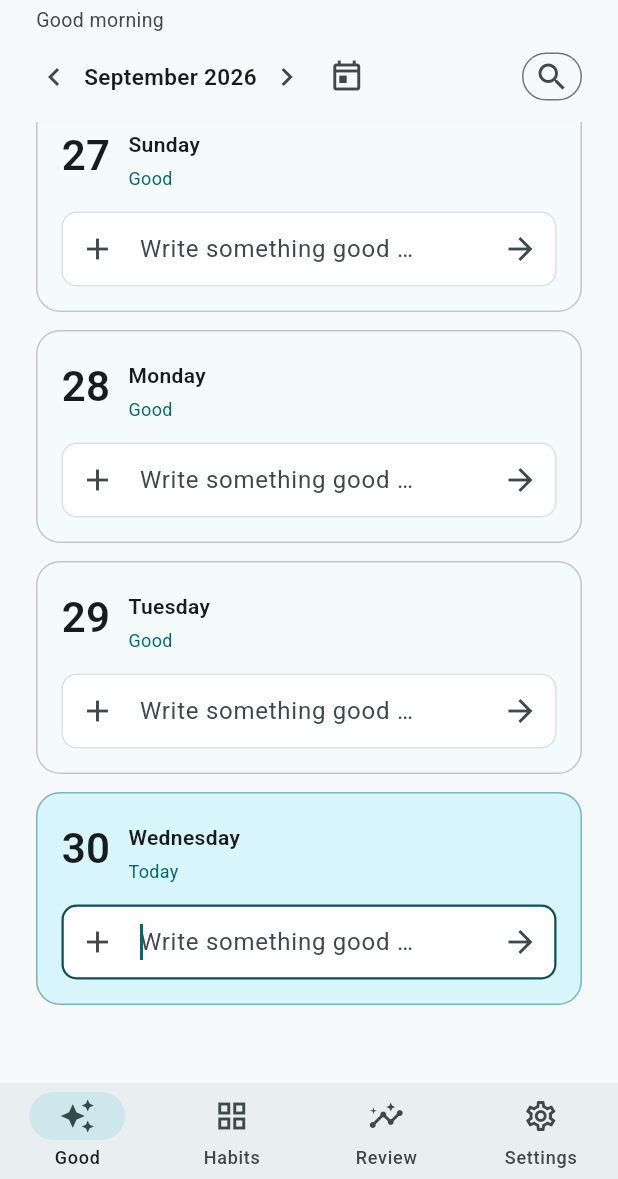
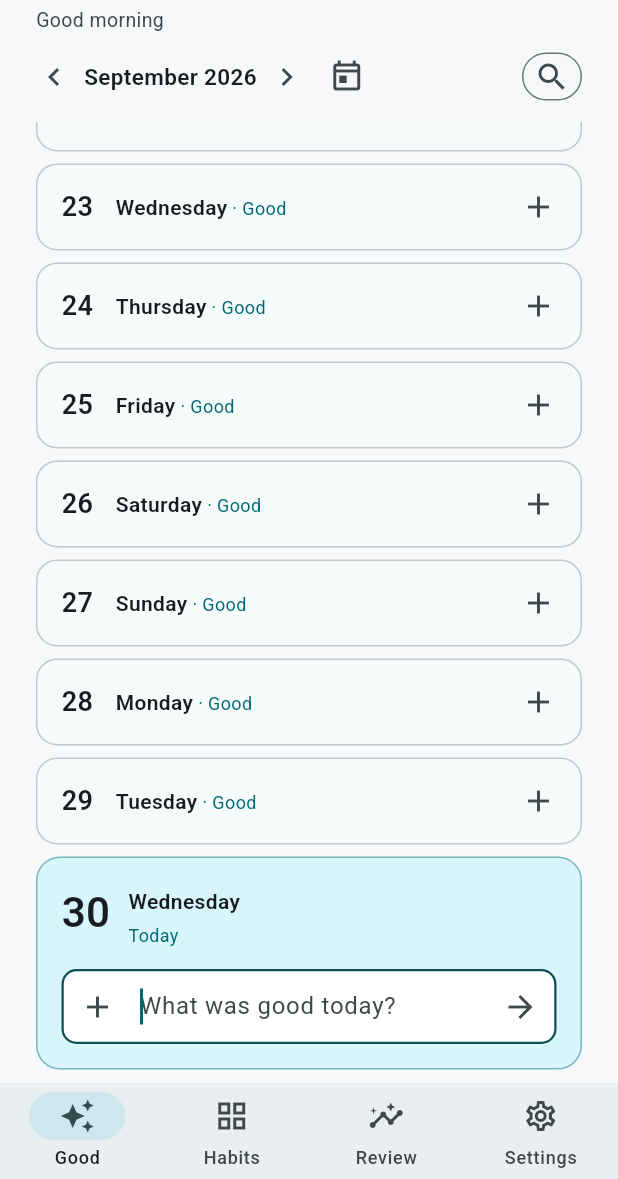
Before and after one commit to Rab2385/lighthouse_mini, a Flutter app: the screen it shows after launch, on a phone screen of 412 x 824 dp, the part 57-1236 px from its top. Run offline on Flutter 3.47's test engine with Material 3 defaults, Android fonts, the phone set to English and light mode, and no system bars; our stand-ins replace file_picker, flutter_local_notifications, sembast, sembast_web, timezone; missing offline and left inert: dart:js_interop, quick_actions.

Commit message:
Compact day cards: only today (or the day you open) has a field (#10)
- Days other than today are compact: an empty day is one line (~62 px
  instead of ~145), a day with entries lists them below. ＋ opens that
  day's field with focus; only one extra day is open at a time. Days
  past the Ahead window show a lock with the reason as tooltip.
- Phones: saved entries use the full width — tap to edit, swipe left to
  delete (with the existing undo). Tablet/desktop keep the icon buttons.
  The edit dialog gets "Löschen", so deleting doesn't depend on knowing
  the swipe.
- Placeholders are short and day-specific ("Was war heute gut?", "Was
  war gut?", "Worauf freust du dich?"), limited to one line.
- Scroll estimate adjusted to the smaller cards.

Tests: day_cards_test (375x667): one field on start, empty day < 70 px,
＋ opens with focus and keeps only one extra field, swipe deletes with
undo, dialog deletes. 72 tests pass.

Co-Authored-By: Claude Opus 5.5 <noreply@anthropic.com>
Claude-Session: https://claude.ai/code/session_01DA6vH9B5D4hUY1PfQgrie5

```diff
--- a/lib/l10n/app_strings.dart
+++ b/lib/l10n/app_strings.dart
@@ -60,8 +60,11 @@ class AppStrings {
   String get editEntry => _p('Eintrag bearbeiten', 'Edit entry');
   String get goodThingLabel => 'Good Thing';
   String get entryDeleted => _p('Eintrag gelöscht.', 'Entry deleted.');
-  String get writeSomethingGood =>
-      _p('Etwas Gutes aufschreiben …', 'Write something good …');
+  String get hintToday => _p('Was war heute gut?', 'What was good today?');
+  String get hintPast => _p('Was war gut?', 'What was good?');
+  String get hintAhead =>
+      _p('Worauf freust du dich?', 'What are you looking forward to?');
+  String get addEntry => _p('Eintrag hinzufügen', 'Add entry');
   String get saveWithEnter => _p('Mit Enter speichern', 'Save with Enter');
   String get statusToday => _p('Heute', 'Today');
   String get statusAhead => _p('Ahead', 'Ahead');
--- a/lib/pages/good_things_page.dart
+++ b/lib/pages/good_things_page.dart
@@ -9,6 +9,7 @@ import '../state/lighthouse_controller.dart';
 import '../util/resume_policy.dart';
 import '../widgets/backup_card.dart';
 import '../widgets/month_header.dart';
+import '../widgets/page_title.dart';
 
 class GoodThingsPage extends StatefulWidget {
   const GoodThingsPage({super.key, required this.controller});
@@ -32,6 +33,10 @@ class _GoodThingsPageState extends State<GoodThingsPage>
 
   /// Today's quick-entry field, focused when the app opens into typing.
   final FocusNode _todayFieldFocus = FocusNode();
+
+  /// A day other than today whose input field the user opened with ＋.
+  /// Only today and this day show a field — the rest stay compact.
+  DateTime? _openDay;
 
   /// Focus [_todayFieldFocus] once today's card has been scrolled to.
   bool _focusTodayWhenVisible = false;
@@ -195,7 +200,8 @@ class _GoodThingsPageState extends State<GoodThingsPage>
       return;
     }
 
-    const estimatedCardExtent = 145.0;
+    // Most days are compact one-liners now; the refine step handles the rest.
+    const estimatedCardExtent = 72.0;
     final targetDay = _targetDay.day;
     final position = _monthScrollController.position;
     final target = ((targetDay - 2 + attempt * 3) * estimatedCardExtent).clamp(
@@ -216,18 +222,23 @@ class _GoodThingsPageState extends State<GoodThingsPage>
   }
 
   Future<void> _editEntry(GoodThing entry) async {
-    final newText = await showDialog<String>(
+    final result = await showDialog<Object>(
       context: context,
       builder: (dialogContext) {
         return _EditEntryDialog(initialText: entry.text, strings: _strings);
       },
     );
 
-    if (newText == null) {
-      return;
+    if (result == _EditEntryDialog.delete) {
+      await _deleteEntry(entry);
+    } else if (result is String) {
+      await widget.controller.updateGoodThing(id: entry.id, text: result);
+    }
   }
 
-    await widget.controller.updateGoodThing(id: entry.id, text: newText);
+  /// Opens [date]'s input field (closing any other); its field takes focus.
+  void _openDayField(DateTime date) {
+    setState(() => _openDay = date);
   }
 
   Future<void> _deleteEntry(GoodThing entry) async {
@@ -375,6 +386,8 @@ class _GoodThingsPageState extends State<GoodThingsPage>
     final date = DateTime(_selectedMonth.year, _selectedMonth.month, day);
 
     final isTarget = _isViewingTargetMonth && day == _targetDay.day;
+    final isToday = DateUtils.isSameDay(date, widget.controller.today);
+    final isOpenDay = DateUtils.isSameDay(date, _openDay);
 
     return _GoodThingsDayCard(
       key: isTarget
@@ -388,9 +401,10 @@ class _GoodThingsPageState extends State<GoodThingsPage>
       controller: widget.controller,
       onEdit: _editEntry,
       onDelete: _deleteEntry,
-      fieldFocusNode: DateUtils.isSameDay(date, widget.controller.today)
-          ? _todayFieldFocus
-          : null,
+      open: isToday || isOpenDay,
+      onOpen: () => _openDayField(date),
+      autofocusField: isOpenDay && !isToday,
+      fieldFocusNode: isToday ? _todayFieldFocus : null,
     );
   }
 }
@@ -399,6 +413,9 @@ class _GoodThingsPageState extends State<GoodThingsPage>
 /// never synchronously while the pop transition is still running.
 class _EditEntryDialog extends StatefulWidget {
   const _EditEntryDialog({required this.initialText, required this.strings});
+
+  /// Popped instead of the edited text when the user chose "Löschen".
+  static const Object delete = #delete;
 
   final String initialText;
   final AppStrings strings;
@@ -442,6 +459,14 @@ class _EditEntryDialogState extends State<_EditEntryDialog> {
         ),
       ),
       actions: [
+        // Deleting is also reachable here, not only by swiping.
+        TextButton(
+          onPressed: () => Navigator.pop(context, _EditEntryDialog.delete),
+          style: TextButton.styleFrom(
+            foregroundColor: Theme.of(context).colorScheme.error,
+          ),
+          child: Text(widget.strings.delete),
+        ),
         TextButton(
           onPressed: () => Navigator.pop(context),
           child: Text(widget.strings.cancel),
@@ -547,6 +572,9 @@ class _GoodThingsDayCard extends StatelessWidget {
     required this.controller,
     required this.onEdit,
     required this.onDelete,
+    required this.open,
+    required this.onOpen,
+    this.autofocusField = false,
     this.fieldFocusNode,
   });
 
@@ -562,6 +590,15 @@ class _GoodThingsDayCard extends StatelessWidget {
   /// Given for today's card, so the page can focus its field.
   final FocusNode? fieldFocusNode;
 
+  /// Open days show their input field; the others are compact.
+  final bool open;
+
+  /// ＋ on a compact day.
+  final VoidCallback onOpen;
+
+  /// The field of a day the user just opened takes focus right away.
+  final bool autofocusField;
+
   bool get _isToday {
     final today = controller.today;
 
@@ -574,8 +611,102 @@ class _GoodThingsDayCard extends StatelessWidget {
     return date.isAfter(controller.today);
   }
 
+  String _status(AppStrings strings) {
+    return _isToday
+        ? strings.statusToday
+        : _isFuture
+        ? strings.statusAhead
+        : strings.statusGood;
+  }
+
+  /// A closed day: a single line when empty, its entries below when not.
+  Widget _buildCompact(BuildContext context) {
+    final colorScheme = Theme.of(context).colorScheme;
+    final strings = controller.strings;
+
+    return Container(
+      margin: const EdgeInsets.only(bottom: 8),
+      padding: EdgeInsets.fromLTRB(16, 4, 4, entries.isEmpty ? 4 : 10),
+      decoration: BoxDecoration(
+        color: colorScheme.surface,
+        borderRadius: BorderRadius.circular(14),
+        border: Border.all(color: colorScheme.outlineVariant),
+      ),
+      child: Column(
+        crossAxisAlignment: CrossAxisAlignment.start,
+        children: [
+          Row(
+            children: [
+              SizedBox(
+                width: 36,
+                child: Text(
+                  date.day.toString().padLeft(2, '0'),
+                  style: const TextStyle(
+                    fontSize: 18,
+                    fontWeight: FontWeight.w600,
+                  ),
+                ),
+              ),
+              Expanded(
+                child: Text.rich(
+                  TextSpan(
+                    text: weekdayName,
+                    style: const TextStyle(fontWeight: FontWeight.w600),
+                    children: [
+                      TextSpan(
+                        text: ' · ${_status(strings)}',
+                        style: TextStyle(
+                          fontSize: 12,
+                          fontWeight: FontWeight.w400,
+                          color: colorScheme.primary,
+                        ),
+                      ),
+                    ],
+                  ),
+                  overflow: TextOverflow.ellipsis,
+                ),
+              ),
+              if (canAdd)
+                IconButton(
+                  tooltip: strings.addEntry,
+                  onPressed: onOpen,
+                  icon: const Icon(Icons.add),
+                )
+              else
+                // Past the one-month Ahead window: say why there's no ＋.
+                Tooltip(
+                  message: strings.aheadEntriesUntil(
+                    strings.formatDate(maximumFutureDate),
+                  ),
+                  child: const SizedBox(
+                    width: 48,
+                    height: 48,
+                    child: Icon(Icons.lock_clock_outlined, size: 18),
+                  ),
+                ),
+            ],
+          ),
+          for (final entry in entries)
+            Padding(
+              padding: const EdgeInsets.fromLTRB(36, 0, 12, 6),
+              child: _SavedGoodThingLine(
+                entry: entry,
+                onEdit: () => onEdit(entry),
+                onDelete: () => onDelete(entry),
+                strings: strings,
+              ),
+            ),
+        ],
+      ),
+    );
+  }
+
   @override
   Widget build(BuildContext context) {
+    if (!open) {
+      return _buildCompact(context);
+    }
+
     final colorScheme = Theme.of(context).colorScheme;
     final strings = controller.strings;
 
@@ -622,11 +753,7 @@ class _GoodThingsDayCard extends StatelessWidget {
                         ),
                         const SizedBox(height: 4),
                         Text(
-                          _isToday
-                              ? strings.statusToday
-                              : _isFuture
-                              ? strings.statusAhead
-                              : strings.statusGood,
+                          _status(strings),
                           style: TextStyle(
                             fontSize: 12,
                             color: colorScheme.primary,
@@ -657,6 +784,7 @@ class _GoodThingsDayCard extends StatelessWidget {
                   date: date,
                   controller: controller,
                   focusNode: fieldFocusNode,
+                  autofocus: autofocusField,
                 )
               else
                 _FutureLimitMessage(
@@ -704,19 +832,28 @@ class _SavedGoodThingLine extends StatelessWidget {
   Widget build(BuildContext context) {
     final colorScheme = Theme.of(context).colorScheme;
 
-    return Material(
+    // Phones: tap to edit, swipe left to delete — the text gets the full
+    // width. Larger screens keep the explicit buttons.
+    final phone = isPhoneLayout(context);
+
+    final line = Material(
       color: colorScheme.surfaceContainerLowest,
       borderRadius: BorderRadius.circular(10),
       child: InkWell(
         onTap: onEdit,
         borderRadius: BorderRadius.circular(10),
         child: Container(
-          padding: const EdgeInsets.fromLTRB(14, 8, 4, 8),
+          width: double.infinity,
+          padding: phone
+              ? const EdgeInsets.symmetric(horizontal: 14, vertical: 12)
+              : const EdgeInsets.fromLTRB(14, 8, 4, 8),
           decoration: BoxDecoration(
             borderRadius: BorderRadius.circular(10),
             border: Border.all(color: colorScheme.outlineVariant),
           ),
-          child: Row(
+          child: phone
+              ? Text(entry.text)
+              : Row(
                   children: [
                     Expanded(child: Text(entry.text)),
                     IconButton(
@@ -734,6 +871,30 @@ class _SavedGoodThingLine extends StatelessWidget {
         ),
       ),
     );
+
+    if (!phone) {
+      return line;
+    }
+
+    return Dismissible(
+      key: ValueKey('dismiss-${entry.id}'),
+      direction: DismissDirection.endToStart,
+      onDismissed: (_) => onDelete(),
+      background: Container(
+        alignment: Alignment.centerRight,
+        padding: const EdgeInsets.only(right: 18),
+        decoration: BoxDecoration(
+          color: colorScheme.errorContainer,
+          borderRadius: BorderRadius.circular(10),
+        ),
+        child: Icon(
+          Icons.delete_outline,
+          color: colorScheme.onErrorContainer,
+          semanticLabel: strings.delete,
+        ),
+      ),
+      child: line,
+    );
   }
 }
 
@@ -742,6 +903,7 @@ class _QuickEntryField extends StatefulWidget {
     required this.date,
     required this.controller,
     this.focusNode,
+    this.autofocus = false,
   });
 
   final DateTime date;
@@ -749,6 +911,8 @@ class _QuickEntryField extends StatefulWidget {
 
   /// Owned by the caller when given; otherwise the field makes its own.
   final FocusNode? focusNode;
+
+  final bool autofocus;
 
   @override
   State<_QuickEntryField> createState() => _QuickEntryFieldState();
@@ -791,6 +955,18 @@ class _QuickEntryFieldState extends State<_QuickEntryField> {
     setState(() {
       _hasFocus = _focusNode.hasFocus;
     });
+  }
+
+  /// Short and day-specific, so it fits on one line on a phone.
+  String get _hint {
+    final strings = widget.controller.strings;
+    final today = widget.controller.today;
+
+    if (DateUtils.isSameDay(widget.date, today)) {
+      return strings.hintToday;
+    }
+
+    return widget.date.isAfter(today) ? strings.hintAhead : strings.hintPast;
   }
 
   Future<void> _submit() async {
@@ -873,6 +1049,7 @@ class _QuickEntryFieldState extends State<_QuickEntryField> {
         TextField(
           controller: _textController,
           focusNode: _focusNode,
+          autofocus: widget.autofocus,
           minLines: 1,
           maxLines: 4,
           textInputAction: TextInputAction.done,
@@ -883,7 +1060,8 @@ class _QuickEntryFieldState extends State<_QuickEntryField> {
           },
           onSubmitted: (_) => _submit(),
           decoration: InputDecoration(
-            hintText: widget.controller.strings.writeSomethingGood,
+            hintText: _hint,
+            hintMaxLines: 1,
             prefixIcon: const Icon(Icons.add),
             suffixIcon: _isSaving
                 ? const Padding(
```
Also changed, not shown: 4 other files. Lines whose indentation alone changed are shown as unchanged.
